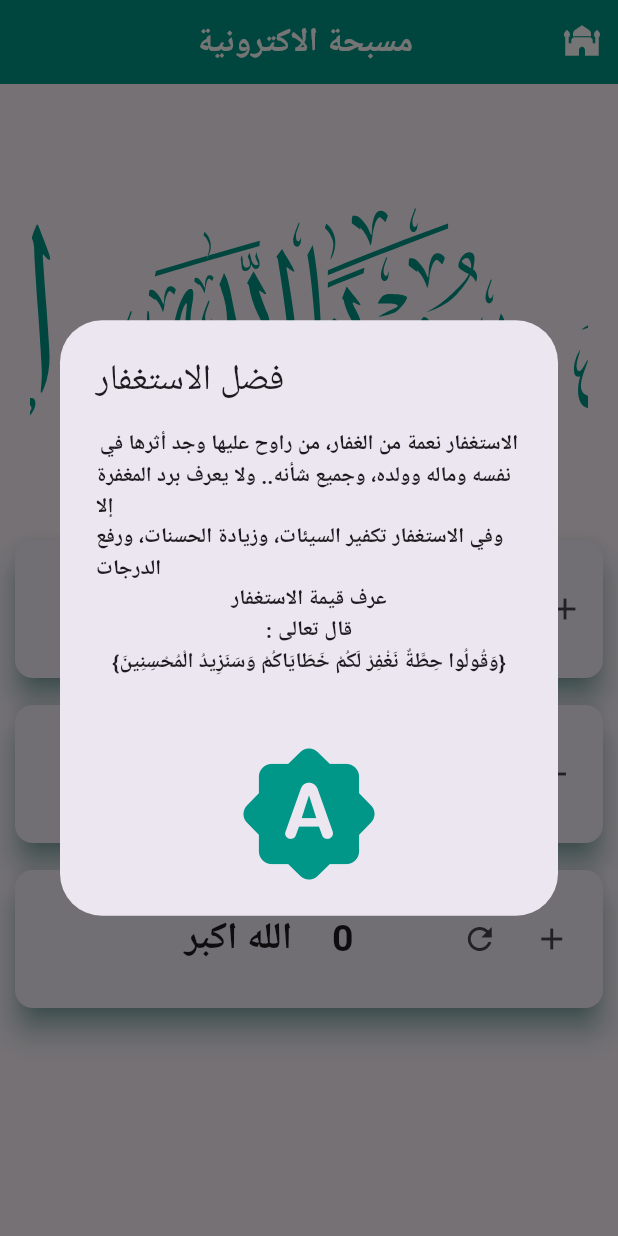
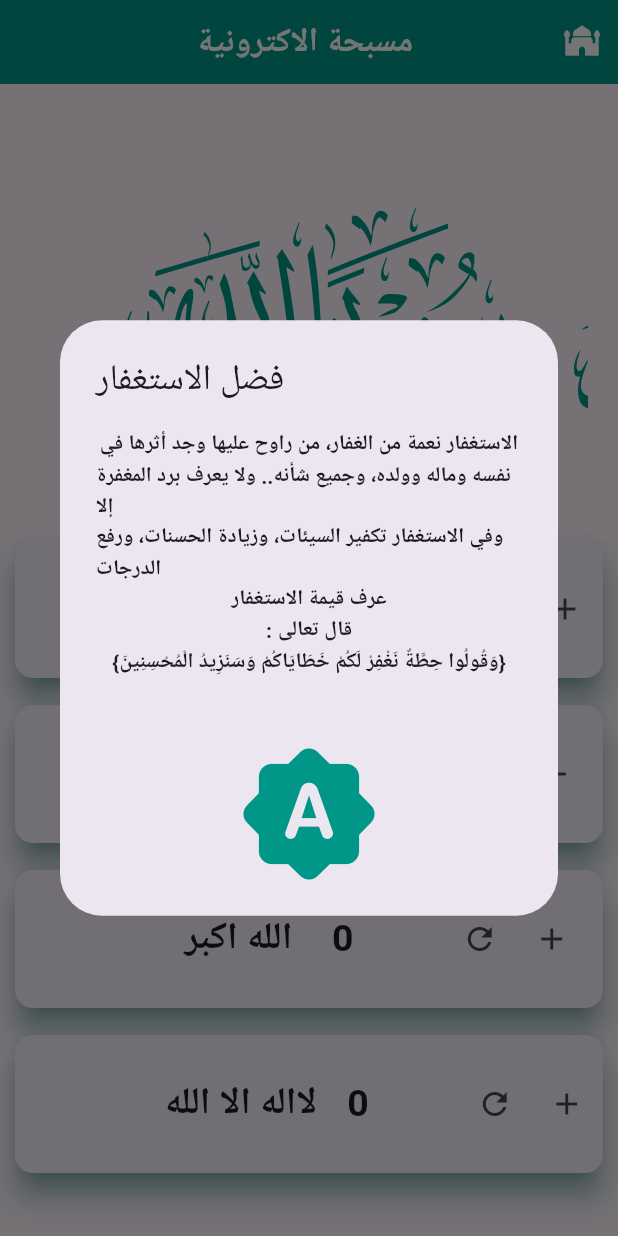
Before and after one commit to aloiabrahhhhim123455-hash/mobile-app-developer, a Flutter app: the screen it shows after launch, after a tap on the "mosque" icon, on a phone screen of 412 x 824 dp. Run offline on Flutter 3.47's test engine with Material 3 defaults, Android fonts, the phone set to English and light mode, and no system bars; drawn by our look-alikes of carousel_slider; our stand-ins replace flutter_svg.

Commit message:
تحديث الأيقونات وتعديل كود واتساب

```diff
--- /dev/null
+++ b/lib/model/whatup.dart
@@ -0,0 +1,18 @@
+import 'package:url_launcher/url_launcher.dart';
+
+class Whatup {
+
+Uri url= Uri.parse("https://wa.me/770425652");
+
+  Future<dynamic> open() async{
+
+    if(await launchUrl(url,mode: LaunchMode.externalApplication))
+    {
+
+    }
+    else{
+      throw Exception("Could not launch $url");
+    }
+
+  }
+}
--- a/lib/page/home.dart
+++ b/lib/page/home.dart
@@ -1,88 +1,91 @@
+import 'package:electronic_rosary/widght/custem_carouserslider.dart';
 import 'package:electronic_rosary/widght/item.dart';
 import 'package:flutter/material.dart';
-import 'package:carousel_slider/carousel_slider.dart';
-import 'package:flutter_svg/flutter_svg.dart';
+import 'package:electronic_rosary/model/whatup.dart';
+
 class home extends StatelessWidget {
-  const home({super.key});
-
+  home({super.key});
+  Whatup sl = Whatup();
   @override
   Widget build(BuildContext context) {
-    final List<String> images = [
-    'imge/pages.svg',
-    'imge/1534729909.svg',
-    'imge/1617190547allah akbar 2.svg'
-  ];
     return Scaffold(
       appBar: AppBar(
-        backgroundColor:Colors.teal ,
-        title: Text("مسبحة الاكترونية ",style: TextStyle(fontWeight:FontWeight.bold,color:Colors.white ),),
+        backgroundColor: Colors.teal,
+        title: Text(
+          "مسبحة الاكترونية ",
+          style: TextStyle(fontWeight: FontWeight.bold, color: Colors.white),
+        ),
         centerTitle: true,
         actions: [
-          IconButton(onPressed: (){
-            showDialog(context: context, builder: (context) {
+          IconButton(
+            onPressed: () {
+              showDialog(
+                context: context,
+                builder: (context) {
                   return AlertDialog(
                     title: Text("فضل الاستغفار "),
                     content: Container(
                       height: 300,
                       child: Column(
                         children: [
-                        Text("الاستغفار نعمة من الغفار، من راوح عليها وجد أثرها في",style: TextStyle(fontWeight:FontWeight.bold,)),
-                        Text("نفسه وماله وولده، وجميع شأنه.. ولا يعرف برد المغفرة إلا",style: TextStyle(fontWeight:FontWeight.bold,)),
-                        Text("وفي الاستغفار تكفير السيئات، وزيادة الحسنات، ورفع الدرجات",style: TextStyle(fontWeight:FontWeight.bold,)),
-                        Text("عرف قيمة الاستغفار",style: TextStyle(fontWeight:FontWeight.bold,)),
-                        Text(" : قال تعالى ",style: TextStyle(fontWeight:FontWeight.bold,)),
-                        Text("{وَقُولُوا حِطَّةٌ نَغْفِرْ لَكُمْ خَطَايَاكُمْ وَسَنَزِيدُ الْمُحْسِنِينَ}",style: TextStyle(fontWeight:FontWeight.bold,)),
-                        SizedBox(height: 40,),
-                        Icon(Icons.brightness_auto_rounded,size: 100,color: Colors.teal,)
+                          Text(
+                            "الاستغفار نعمة من الغفار، من راوح عليها وجد أثرها في",
+                            style: TextStyle(fontWeight: FontWeight.bold),
+                          ),
+                          Text(
+                            "نفسه وماله وولده، وجميع شأنه.. ولا يعرف برد المغفرة إلا",
+                            style: TextStyle(fontWeight: FontWeight.bold),
+                          ),
+                          Text(
+                            "وفي الاستغفار تكفير السيئات، وزيادة الحسنات، ورفع الدرجات",
+                            style: TextStyle(fontWeight: FontWeight.bold),
+                          ),
+                          Text(
+                            "عرف قيمة الاستغفار",
+                            style: TextStyle(fontWeight: FontWeight.bold),
+                          ),
+                          Text(
+                            " : قال تعالى ",
+                            style: TextStyle(fontWeight: FontWeight.bold),
+                          ),
+                          Text(
+                            "{وَقُولُوا حِطَّةٌ نَغْفِرْ لَكُمْ خَطَايَاكُمْ وَسَنَزِيدُ الْمُحْسِنِينَ}",
+                            style: TextStyle(fontWeight: FontWeight.bold),
+                          ),
+                          SizedBox(height: 40),
+                          InkWell(
+                            onTap: () {
+                              sl.open();
+                            },
+                            child: Icon(
+                              Icons.brightness_auto_rounded,
+                              size: 100,
+                              color: Colors.teal,
+                            ),
+                          ),
                         ],
                       ),
-                  )
-              );
-            },);
-          }, icon: Icon(Icons.mosque,color: Colors.white,))
-        ],
-        ),
-        body: SingleChildScrollView(
-          child:Column(
-            children: [
-              Padding(
-                padding: const EdgeInsets.only(right: 20,left: 20),
-                child: Container(
-                  height: 300,
-                  width: 430,
-                  child:  CarouselSlider(
-                  items: images.map((imagePath) {
-                    return Builder(
-                      builder: (BuildContext context) {
-                        return Container(
-                          margin: const EdgeInsets.symmetric(horizontal: 5),
-                          child: SvgPicture.asset(
-                            imagePath,
-                            fit: BoxFit.contain,
-                            width: double.infinity,
-                            color: Colors.teal,
                     ),
                   );
                 },
               );
-                  }).toList(),
-                  options: CarouselOptions(
-                    height: 250,
-                    autoPlay: true,
-                    enlargeCenterPage: true,
-                    autoPlayInterval: const Duration(seconds: 3),
-                    autoPlayAnimationDuration:
-                    const Duration(milliseconds: 800),
-                    viewportFraction: 0.8,
+            },
+            icon: Icon(Icons.mosque, color: Colors.white),
           ),
+        ],
       ),
-                            ),
-              ),
-                items(tital:"سبحان الله", acounter: 0),
-                SizedBox(height: 10,),
-                items(tital:"  الحمد لله", acounter: 0),
-                SizedBox(height: 10,),
-                items(tital:"  الله اكبر ", acounter: 0),
+      body: SingleChildScrollView(
+        child: Column(
+          children: [
+            cusetom_scarouser(),
+            items(tital: "سبحان الله", acounter: 0),
+            SizedBox(height: 10),
+            items(tital: "  الحمد لله", acounter: 0),
+            SizedBox(height: 10),
+            items(tital: "  الله اكبر ", acounter: 0),
+            SizedBox(height: 10),
+            items(tital: "لااله الا الله", acounter: 0),
+            SizedBox(height: 15),
           ],
         ),
       ),
--- /dev/null
+++ b/lib/widght/custem_carouserslider.dart
@@ -0,0 +1,49 @@
+import 'package:flutter/material.dart';
+import 'package:carousel_slider/carousel_slider.dart';
+import 'package:flutter_svg/svg.dart';
+
+class cusetom_scarouser extends StatelessWidget {
+ cusetom_scarouser({super.key});
+final List<String> images = [
+    'imge/pages.svg',
+    'imge/1534729909.svg',
+    'imge/1617190547allah akbar 2.svg',
+    'imge/1620532957لااله الا الله.svg'
+  ];
+  @override
+  Widget build(BuildContext context) {
+    return Padding(
+                padding: const EdgeInsets.only(right: 20,left: 20),
+                child: Container(
+                  height: 300,
+                  width: 430,
+                  child:  CarouselSlider(
+                  items: images.map((imagePath) {
+                    return Builder(
+                      builder: (BuildContext context) {
+                        return Container(
+                          margin: const EdgeInsets.symmetric(horizontal: 5),
+                          child: SvgPicture.asset(
+                            imagePath,
+                            fit: BoxFit.contain,
+                            width: double.infinity,
+                            color: Colors.teal,
+                          ),
+                        );
+                      },
+                    );
+                  }).toList(),
+                  options: CarouselOptions(
+                    height: 250,
+                    autoPlay: true,
+                    enlargeCenterPage: true,
+                    autoPlayInterval: const Duration(seconds: 3),
+                    autoPlayAnimationDuration:
+                    const Duration(milliseconds: 800),
+                    viewportFraction: 0.8,
+                  ),
+                ),
+                            ),
+              );
+  }
+}
--- a/lib/widght/item.dart
+++ b/lib/widght/item.dart
@@ -29,7 +29,7 @@ class _itemsState extends State<items> {
                  shadowColor: Colors.teal,
                 child: Row(
                   children: [
-                    SizedBox(width:100,),
+                     SizedBox(width:100,),
                       Text(widget.tital,style: TextStyle(fontSize: 25,fontWeight: FontWeight.bold),),
                       SizedBox(width: 20,),
                       Text('$counter',style: TextStyle(fontSize: 25,fontWeight: FontWeight.bold)),
@@ -50,7 +50,6 @@ class _itemsState extends State<items> {
             ),
           ),
 
-
         ],
        ),
     );
```
Also changed, not shown: lib/main.dart (+4 -4 lines), pubspec.yaml (+13 -1 lines), imge/1620532957لااله الا الله.svg (added), imge/La-Elah-Ella-Allah-Gold.svg (added), imge/po.webp (added), pubspec.lock, 34 other files. Lines whose indentation alone changed are shown as unchanged.
